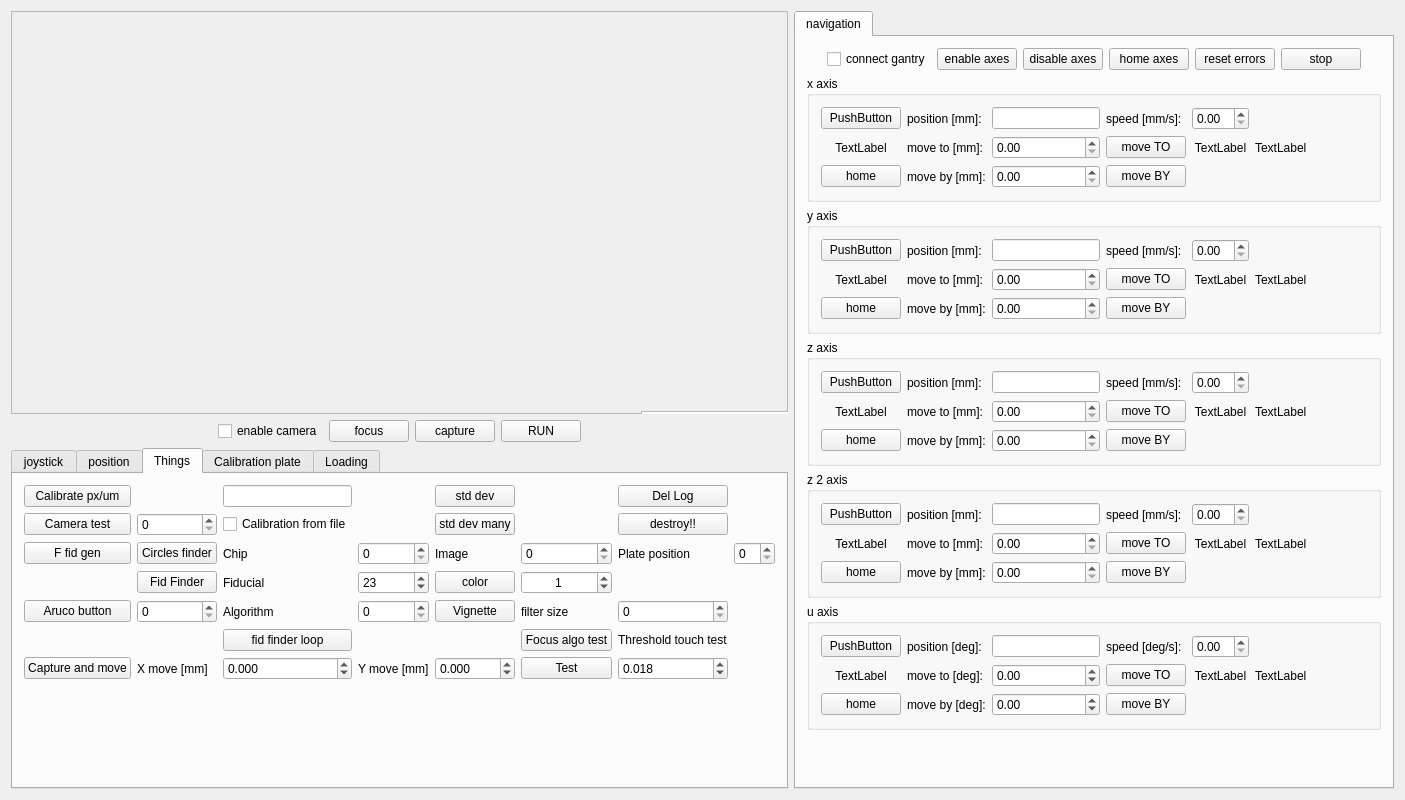
This is magrathea.ui in gitHleon/magrathea as Qt 5 draws it before an edit. The edited form follows.
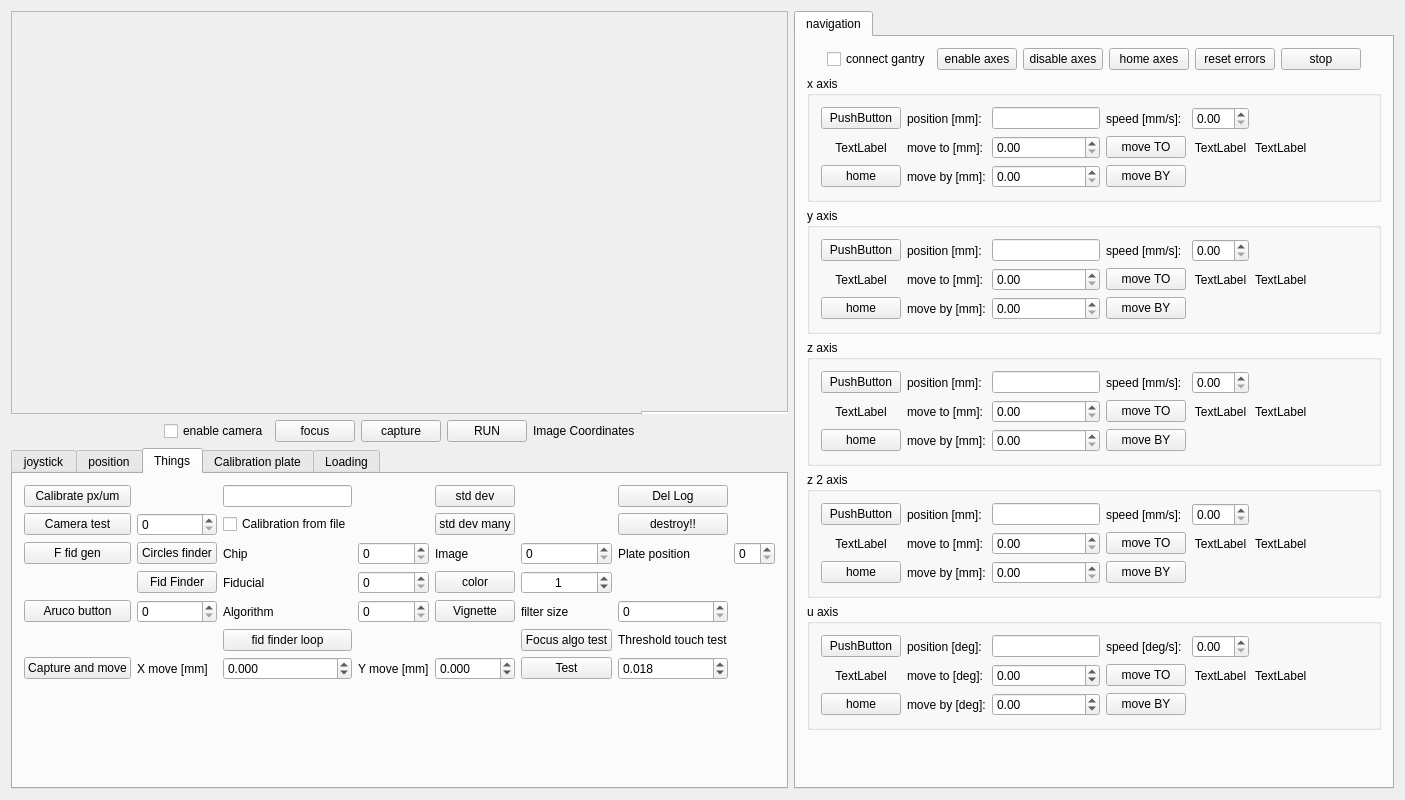
This is the edited form. The open tabs and pages were chosen to show the change.

What changed in the file:
```diff
--- a/magrathea.ui
+++ b/magrathea.ui
@@ -95,6 +95,13 @@
          </item>
         </layout>
        </item>
+       <item>
+        <widget class="QLabel" name="imageCoord">
+         <property name="text">
+          <string>Image Coordinates</string>
+         </property>
+        </widget>
+       </item>
        <item>
         <spacer name="horizontalSpacer_5">
          <property name="orientation">
@@ -1041,7 +1048,7 @@
               <number>11111</number>
              </property>
              <property name="value">
-              <number>23</number>
+              <number>0</number>
              </property>
             </widget>
            </item>
```
Left out of the diff: 5 changed lines with no effect on the pictures.
